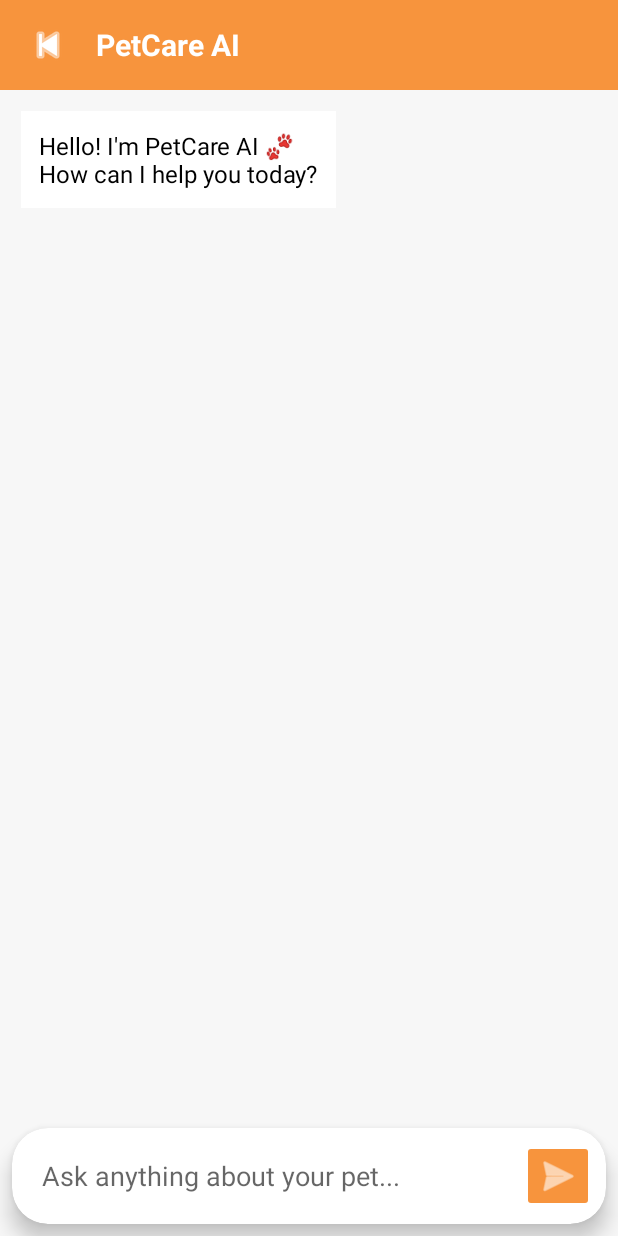
After one commit to TanaySalunke2538/PetCare, an Android app: the ChatbotActivity screen opened directly, with no data from a screen before it, on a phone screen of 412 x 824 dp. The commit adds this screen. Run offline under Robolectric (Android 15) with nearby library versions, the phone set to English and light mode, and no system bars.

Commit message:
Phase 1 ChatBot
Phase 2 ChatBot

```diff
--- a/app/build.gradle
+++ b/app/build.gradle
@@ -34,6 +34,7 @@ android {
 }
 
 dependencies {
+    implementation 'com.squareup.okhttp3:okhttp:4.12.0'
     implementation 'com.google.firebase:firebase-auth'
     implementation 'com.google.android.gms:play-services-auth:21.2.0'
 
--- a/app/src/main/AndroidManifest.xml
+++ b/app/src/main/AndroidManifest.xml
@@ -6,6 +6,8 @@
         android:name="android.hardware.camera"
         android:required="false" />
     <uses-permission android:name="android.permission.CAMERA"/>
+
+    <uses-permission android:name="android.permission.INTERNET" />
     <!-- For Android 12 and below -->
     <uses-permission android:name="android.permission.WRITE_EXTERNAL_STORAGE"
         android:maxSdkVersion="28"/>
@@ -53,7 +55,9 @@
             android:name=".Login"
             android:exported="false" />
 
-
+        <activity
+            android:name=".ChatbotActivity"
+            android:windowSoftInputMode="adjustResize|stateHidden"/>
         <!-- Create Account Page -->
         <activity
             android:name=".Createacc"
--- /dev/null
+++ b/app/src/main/java/com/example/petcare/ChatbotActivity.java
@@ -0,0 +1,126 @@
+package com.example.petcare;
+import android.os.Handler;
+import android.os.Looper;
+import android.os.Bundle;
+import android.widget.EditText;
+import android.widget.ImageButton;
+
+import androidx.appcompat.app.AppCompatActivity;
+import androidx.recyclerview.widget.LinearLayoutManager;
+import androidx.recyclerview.widget.RecyclerView;
+
+import java.util.ArrayList;
+
+public class ChatbotActivity extends AppCompatActivity {
+    private GeminiService geminiService;
+    private RecyclerView recyclerView;
+    private EditText etMessage;
+    private ImageButton btnSend, btnBack;
+
+    private ArrayList<Message> messageList;
+    private MessageAdapter adapter;
+
+    @Override
+    protected void onCreate(Bundle savedInstanceState) {
+        super.onCreate(savedInstanceState);
+        setContentView(R.layout.activity_chatbot);
+
+        recyclerView = findViewById(R.id.recyclerView);
+        etMessage = findViewById(R.id.etMessage);
+        btnSend = findViewById(R.id.btnSend);
+        btnBack = findViewById(R.id.btnBack);
+
+        messageList = new ArrayList<>();
+
+        adapter = new MessageAdapter(messageList);
+        geminiService = new GeminiService();
+
+        recyclerView.setLayoutManager(new LinearLayoutManager(this));
+        recyclerView.setAdapter(adapter);
+
+        // Welcome message
+        messageList.add(new Message(
+                "Hello! I'm PetCare AI 🐾\nHow can I help you today?",
+                false));
+        adapter.notifyItemInserted(messageList.size() - 1);
+
+        btnBack.setOnClickListener(v -> finish());
+
+        btnSend.setOnClickListener(v -> sendMessage());
+    }
+
+    private void sendMessage() {
+
+        String userMessage = etMessage.getText().toString().trim();
+
+        if(userMessage.isEmpty())
+            return;
+
+        // User message
+        messageList.add(new Message(userMessage,true));
+        adapter.notifyItemInserted(messageList.size()-1);
+        recyclerView.scrollToPosition(messageList.size()-1);
+
+        etMessage.setText("");
+
+        // Disable send button while waiting
+        btnSend.setEnabled(false);
+
+        // Typing indicator
+        messageList.add(new Message("PetCare AI is typing...",false));
+        adapter.notifyItemInserted(messageList.size()-1);
+        recyclerView.scrollToPosition(messageList.size()-1);
+
+        int typingIndex = messageList.size()-1;
+
+        geminiService.askGemini(userMessage,new GeminiService.GeminiCallback() {
+
+            @Override
+            public void onSuccess(String response) {
+
+                runOnUiThread(() -> {
+
+                    // Remove typing message
+                    messageList.remove(typingIndex);
+                    adapter.notifyItemRemoved(typingIndex);
+
+                    // Add AI response
+                    messageList.add(new Message(response,false));
+                    adapter.notifyItemInserted(messageList.size()-1);
+
+                    recyclerView.scrollToPosition(messageList.size()-1);
+
+                    btnSend.setEnabled(true);
+
+                });
+
+            }
+
+            @Override
+            public void onError(String error) {
+
+                runOnUiThread(() -> {
+
+                    messageList.remove(typingIndex);
+                    adapter.notifyItemRemoved(typingIndex);
+
+                    messageList.add(
+                            new Message(
+                                    "⚠ Unable to contact Gemini.\n\n"+error,
+                                    false));
+
+                    adapter.notifyItemInserted(messageList.size()-1);
+
+                    recyclerView.scrollToPosition(messageList.size()-1);
+
+                    btnSend.setEnabled(true);
+
+                });
+
+            }
+
+        });
+
+    }
+
+}
--- /dev/null
+++ b/app/src/main/java/com/example/petcare/Message.java
@@ -0,0 +1,20 @@
+package com.example.petcare;
+
+public class Message {
+
+    private String message;
+    private boolean isUser;
+
+    public Message(String message, boolean isUser) {
+        this.message = message;
+        this.isUser = isUser;
+    }
+
+    public String getMessage() {
+        return message;
+    }
+
+    public boolean isUser() {
+        return isUser;
+    }
+}
--- /dev/null
+++ b/app/src/main/java/com/example/petcare/MessageAdapter.java
@@ -0,0 +1,74 @@
+package com.example.petcare;
+
+import android.graphics.Color;
+import android.view.Gravity;
+import android.view.LayoutInflater;
+import android.view.View;
+import android.view.ViewGroup;
+import android.widget.LinearLayout;
+import android.widget.TextView;
+
+import androidx.annotation.NonNull;
+import androidx.recyclerview.widget.RecyclerView;
+
+import java.util.List;
+
+public class MessageAdapter extends RecyclerView.Adapter<MessageAdapter.ViewHolder> {
+
+    List<Message> messageList;
+
+    public MessageAdapter(List<Message> messageList) {
+        this.messageList = messageList;
+    }
+
+    public static class ViewHolder extends RecyclerView.ViewHolder {
+
+        TextView txtMessage;
+        LinearLayout layoutMessage;
+
+        public ViewHolder(@NonNull View itemView) {
+            super(itemView);
+
+            txtMessage = itemView.findViewById(R.id.txtMessage);
+            layoutMessage = itemView.findViewById(R.id.layoutMessage);
+        }
+    }
+
+    @NonNull
+    @Override
+    public ViewHolder onCreateViewHolder(@NonNull ViewGroup parent, int viewType) {
+
+        View view = LayoutInflater.from(parent.getContext())
+                .inflate(R.layout.item_message, parent, false);
+
+        return new ViewHolder(view);
+    }
+
+    @Override
+    public void onBindViewHolder(@NonNull ViewHolder holder, int position) {
+
+        Message message = messageList.get(position);
+
+        holder.txtMessage.setText(message.getMessage());
+
+        if (message.isUser()) {
+
+            holder.layoutMessage.setGravity(Gravity.END);
+
+            holder.txtMessage.setBackgroundColor(Color.parseColor("#F7943D"));
+            holder.txtMessage.setTextColor(Color.WHITE);
+
+        } else {
+
+            holder.layoutMessage.setGravity(Gravity.START);
+
+            holder.txtMessage.setBackgroundColor(Color.WHITE);
+            holder.txtMessage.setTextColor(Color.BLACK);
+        }
+    }
+
+    @Override
+    public int getItemCount() {
+        return messageList.size();
+    }
+}
--- /dev/null
+++ b/app/src/main/res/layout/activity_chatbot.xml
@@ -0,0 +1,98 @@
+<?xml version="1.0" encoding="utf-8"?>
+<androidx.constraintlayout.widget.ConstraintLayout
+    xmlns:android="http://schemas.android.com/apk/res/android"
+    xmlns:app="http://schemas.android.com/apk/res-auto"
+    android:layout_width="match_parent"
+    android:layout_height="match_parent"
+    android:background="#F7F7F7">
+
+    <!-- Top Bar -->
+
+    <LinearLayout
+        android:id="@+id/topBar"
+        android:layout_width="0dp"
+        android:layout_height="60dp"
+        android:background="#F7943D"
+        android:gravity="center_vertical"
+        android:orientation="horizontal"
+        android:padding="12dp"
+        app:layout_constraintTop_toTopOf="parent"
+        app:layout_constraintStart_toStartOf="parent"
+        app:layout_constraintEnd_toEndOf="parent">
+
+        <ImageButton
+            android:id="@+id/btnBack"
+            android:layout_width="40dp"
+            android:layout_height="40dp"
+            android:background="@android:color/transparent"
+            android:src="@android:drawable/ic_media_previous"
+            android:tint="@android:color/white"/>
+
+        <TextView
+            android:layout_width="wrap_content"
+            android:layout_height="wrap_content"
+            android:text="PetCare AI"
+            android:textColor="@android:color/white"
+            android:textStyle="bold"
+            android:textSize="20sp"
+            android:layout_marginStart="12dp"/>
+    </LinearLayout>
+
+    <!-- Chat Messages -->
+
+    <androidx.recyclerview.widget.RecyclerView
+        android:id="@+id/recyclerView"
+        android:layout_width="0dp"
+        android:layout_height="0dp"
+        android:padding="8dp"
+        android:clipToPadding="false"
+        app:layout_constraintTop_toBottomOf="@id/topBar"
+        app:layout_constraintBottom_toTopOf="@id/bottomCard"        app:layout_constraintStart_toStartOf="parent"
+        app:layout_constraintEnd_toEndOf="parent"/>
+
+    <!-- Bottom Input Area -->
+
+    <androidx.cardview.widget.CardView
+        android:id="@+id/bottomCard"
+        android:layout_width="0dp"
+        android:layout_height="wrap_content"
+        android:layout_margin="8dp"
+        app:cardCornerRadius="24dp"
+        app:cardElevation="8dp"
+        app:layout_constraintBottom_toBottomOf="parent"
+        app:layout_constraintStart_toStartOf="parent"
+        app:layout_constraintEnd_toEndOf="parent">
+
+        <LinearLayout
+            android:layout_width="match_parent"
+            android:layout_height="wrap_content"
+            android:orientation="horizontal"
+            android:padding="8dp">
+
+            <EditText
+                android:id="@+id/etMessage"
+                android:layout_width="0dp"
+                android:layout_height="48dp"
+                android:layout_weight="1"
+                android:background="@android:color/transparent"
+                android:hint="Ask anything about your pet..."
+                android:imeOptions="actionSend"
+                android:inputType="textMultiLine"
+                android:maxLines="5"
+                android:minLines="1"
+                android:paddingStart="12dp"
+                android:paddingEnd="12dp"/>
+
+            <ImageButton
+                android:id="@+id/btnSend"
+                android:layout_width="48dp"
+                android:layout_height="48dp"
+                android:backgroundTint="#F7943D"
+                android:src="@android:drawable/ic_menu_send"
+                android:tint="@android:color/white"/>
+
+        </LinearLayout>
+
+    </androidx.cardview.widget.CardView>
+
+</androidx.constraintlayout.widget.ConstraintLayout>
--- /dev/null
+++ b/app/src/main/res/layout/item_message.xml
@@ -0,0 +1,19 @@
+<?xml version="1.0" encoding="utf-8"?>
+
+<LinearLayout xmlns:android="http://schemas.android.com/apk/res/android"
+    android:id="@+id/layoutMessage"
+    android:layout_width="match_parent"
+    android:layout_height="wrap_content"
+    android:padding="6dp">
+
+    <TextView
+        android:id="@+id/txtMessage"
+        android:layout_width="wrap_content"
+        android:layout_height="wrap_content"
+        android:maxWidth="280dp"
+        android:padding="12dp"
+        android:textSize="16sp"
+        android:textColor="#000000"
+        android:background="@android:drawable/dialog_holo_light_frame"/>
+
+</LinearLayout>
```
Also changed, not shown: app/src/main/java/com/example/petcare/Constants.java (added, +9 -0 lines), app/src/main/java/com/example/petcare/GeminiService.java (added, +149 -0 lines), app/src/main/java/com/example/petcare/Home.java (+11 -7 lines), app/src/main/res/layout/home.xml (+1 -7 lines).
